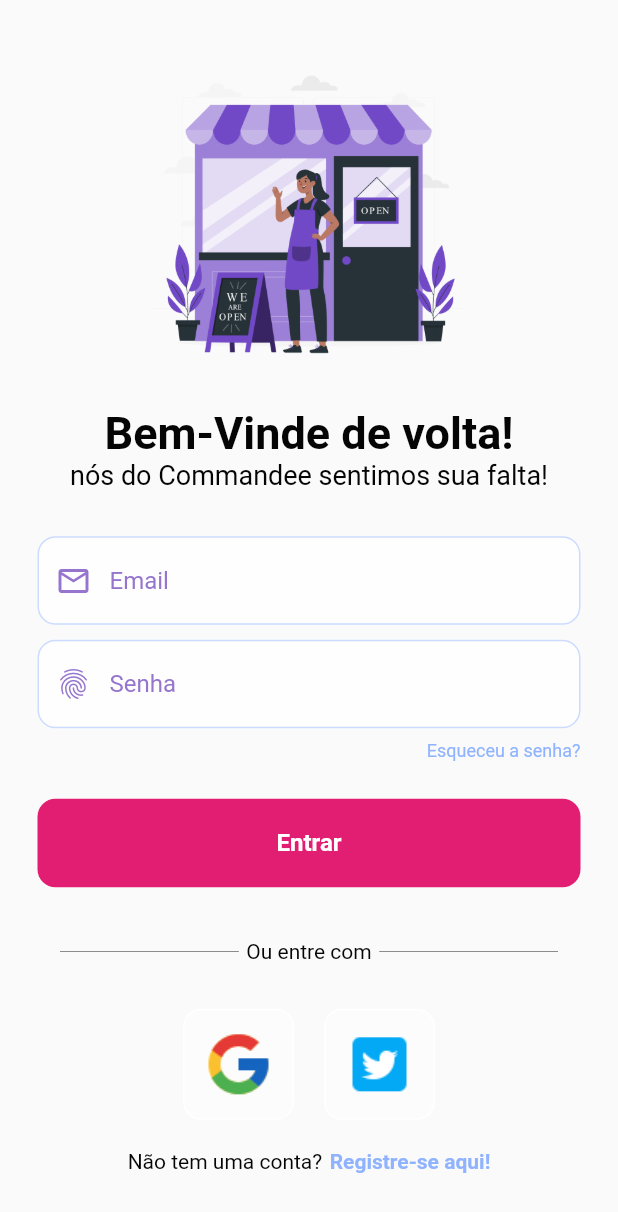
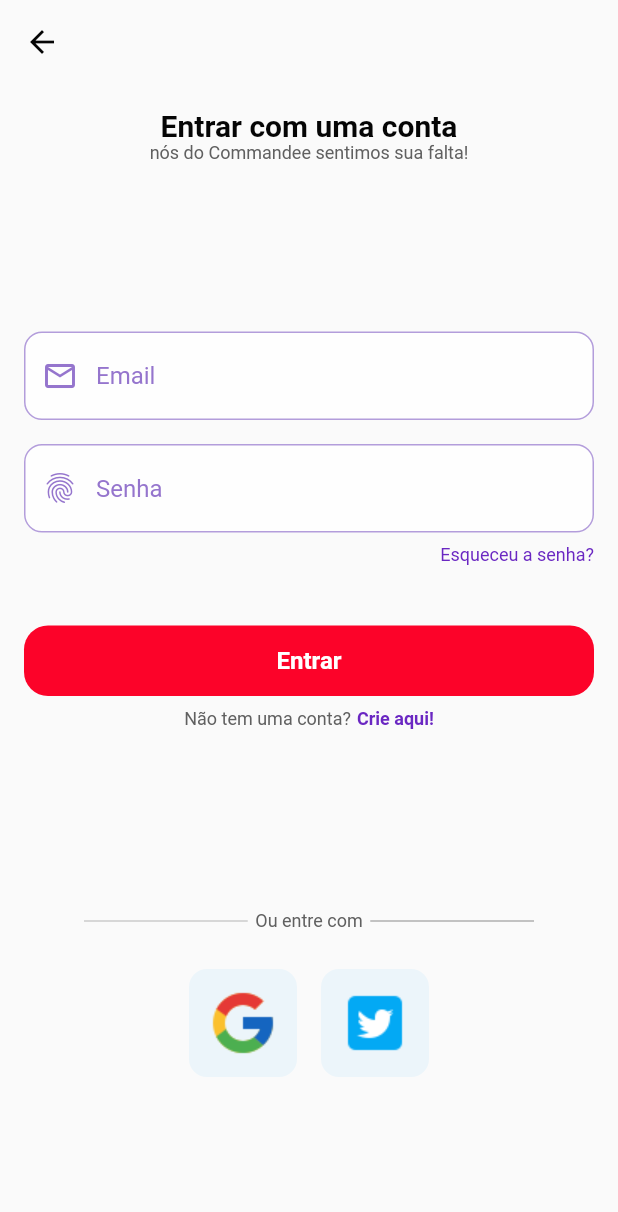
Before and after one commit to commandee/mobile, a Flutter app: the screen it shows after launch, after a tap on "Login", on a phone screen of 412 x 824 dp. Shown: the top 1212 px of the screen. Run offline on Flutter 3.47's test engine with Material 2 defaults, Android fonts, the phone set to English and light mode, and no system bars.

Commit message:
refiz a UI do login, cadastro e pipipi

```diff
--- a/lib/components/button.dart
+++ b/lib/components/button.dart
@@ -1,36 +1,35 @@
 import 'package:flutter/material.dart';
 
-class Button extends StatelessWidget {
+class SubmitButton extends StatelessWidget {
   final Function()? onTap;
   final String text;
   final Color corFundo;
   final Color cortexto;
-  final double margin;
+  final FontWeight fontWeight;
 
-  const Button(
+  const SubmitButton(
       {super.key,
       required this.onTap,
       required this.text,
       required this.cortexto,
       required this.corFundo,
-      required this.margin});
+      required this.fontWeight});
 
   @override
   Widget build(BuildContext context) {
     return GestureDetector(
         onTap: onTap,
         child: Container(
-          padding: const EdgeInsets.all(20.0),
-          margin: EdgeInsets.symmetric(horizontal: margin),
+          padding: const EdgeInsets.all(14.0),
           decoration: BoxDecoration(
             color: corFundo,
-            borderRadius: BorderRadius.circular(12),
+            borderRadius: BorderRadius.circular(16),
           ),
           child: Center(
             child: Text(
               text,
               style: TextStyle(
-                  color: cortexto, fontWeight: FontWeight.bold, fontSize: 16),
+                  color: cortexto, fontWeight: fontWeight, fontSize: 16),
             ),
           ),
         ));
--- a/lib/components/dropdown_resturantes.dart
+++ b/lib/components/dropdown_resturantes.dart
@@ -35,7 +35,7 @@ class _DropdownRestauranteState extends State<DropdownRestaurante> {
             selectedValue = value.toString();
           });
         },
-        icon: const Icon(Icons.arrow_drop_down_circle, color: primaryLight),
+        icon: const Icon(Icons.arrow_drop_down_circle, color: primary),
         decoration: const InputDecoration(
           labelText: "Seus restaurantes",
           prefixIcon: Icon(Icons.restaurant),
--- a/lib/components/form_textfield.dart
+++ b/lib/components/form_textfield.dart
@@ -9,19 +9,20 @@ class MyTextfield extends StatelessWidget {
   final String hintText;
   final bool obscureText;
   final IconData icone;
+  final TextInputType tipoDoTeclado;
 
   const MyTextfield(
       {super.key,
       required this.controller,
       required this.hintText,
       required this.obscureText,
-      required this.icone});
+      required this.icone, required this.tipoDoTeclado});
 
   @override
   Widget build(BuildContext context) {
-    return Padding(
-      padding: const EdgeInsets.symmetric(horizontal: 25.0),
-      child: TextField(
+    return TextField(
+        keyboardType: tipoDoTeclado ,
+        textInputAction: TextInputAction.done,
         controller: controller,
         obscureText: obscureText,
         decoration: InputDecoration(
@@ -30,17 +31,16 @@ class MyTextfield extends StatelessWidget {
               color: Colors.deepPurple[300],
             ),
             enabledBorder: OutlineInputBorder(
-              borderSide: BorderSide(color: secondaryLight),
+              borderSide: BorderSide(color: Colors.deepPurple.shade200),
               borderRadius: BorderRadius.circular(12.0),
             ),
             focusedBorder: OutlineInputBorder(
-                borderSide: BorderSide(color: primaryLight),
+                borderSide: BorderSide(color: primary),
                 borderRadius: BorderRadius.circular(16.0)),
             fillColor: Colors.white70,
             filled: true,
             hintText: hintText,
             hintStyle: TextStyle(color: Colors.deepPurple[300])),
-      ),
     );
   }
 }
--- a/lib/components/info_textfield.dart
+++ b/lib/components/info_textfield.dart
@@ -23,13 +23,12 @@ class InfoTextField extends StatelessWidget {
           Row(
             mainAxisAlignment: MainAxisAlignment.spaceBetween,
             children: [
-              Text(sectionName,
-                  style: TextStyle(color: primaryLight, fontSize: 16)),
+              Text(sectionName, style: TextStyle(color: primary, fontSize: 16)),
               IconButton(
                   onPressed: () {},
                   icon: Icon(
                     Icons.edit,
-                    color: primaryLight,
+                    color: primary,
                   ))
             ],
           ),
--- a/lib/components/square_tile_login.dart
+++ b/lib/components/square_tile_login.dart
@@ -1,4 +1,5 @@
 import 'package:flutter/material.dart ';
+import 'package:teste/constants.dart';
 
 class SquareTile extends StatelessWidget {
   final String imagePath;
@@ -9,9 +10,9 @@ class SquareTile extends StatelessWidget {
   Widget build(BuildContext context) {
     return Container(
       decoration: BoxDecoration(
-        border: Border.all(color: Colors.white),
+
         borderRadius: const BorderRadius.all(Radius.circular(12)),
-        color: Colors.white38,
+        color: secondaryLight,
       ),
       child: Image.asset(
         imagePath, height: 72,
--- a/lib/constants.dart
+++ b/lib/constants.dart
@@ -11,13 +11,13 @@ const String profilePic = "assets/images/profile.jpg";
 //Modo Claro
 const Color fundoLight = Color(0xFFFAFAFA);
 const Color textoLight = Color(0xFF050505);
-const primaryLight = Color(0XFF8FB3FF);
-const secondaryLight = Color(0XFFCCDBFF);
-const accentLight = Color(0XFFE11E72);
+const Color textoComplementar = Color(0xFF606060);
+const Color primary = Color(0XFF6A27C2);
+const Color secondaryLight = Color(0XFFECF5FA);
+const Color accentLight = Color(0XFFFC0329);
 
 //Modo Escuro
 const Color fundoDark = Color(0xFF050505);
 const Color textoDark = Color(0xFFFAFAFA);
-const primaryDark = Color(0XFF8FB3FF);
-const secondaryDark = Color(0XFF000F33);
-const accentDark = Color(0XFFED78AB);
+const Color secondaryDark = Color(0XFF0A1F29);
+const Color accentDark = Color(0XFFFD687E);
--- a/lib/pages/login.dart
+++ b/lib/pages/login.dart
@@ -24,6 +24,7 @@ class LoginPage extends StatelessWidget {
     Future openDialog() => showDialog(
           context: context,
           builder: (context) => AlertDialog(
+
             title: Text(
               "Email ou senha inválidos!",
               style: TextStyle(
@@ -33,7 +34,7 @@ class LoginPage extends StatelessWidget {
             content: TextButton(
               child: Text(
                 "Voltar",
-                style: TextStyle(color: primaryLight, fontSize: 16),
+                style: TextStyle(color: primary, fontSize: 16),
               ),
               onPressed: () => Navigator.pop(context),
             ),
@@ -53,25 +54,28 @@ class LoginPage extends StatelessWidget {
     }
 
     return Scaffold(
+      appBar: AppBar(
+        backgroundColor: Colors.transparent,
+        elevation: 0,
+        leading: BackButton(
+          color: textoLight,
+          onPressed: () {
+            Navigator.pop(context);
+          },
+        ),
+      ),
       backgroundColor: fundoLight,
-      body: Center(
+      body: Container(
+        margin: const EdgeInsets.all(16),
         child: SingleChildScrollView(
           child: SafeArea(
             child: Column(
               children: [
-                Image.asset(
-                  "assets/images/illustration.png",
-                  height: 210,
-                  width: 210,
-                ),
-                const SizedBox(
-                  height: 20,
-                ),
                 Text(
-                  "Bem-Vinde de volta!",
+                  "Entrar com uma conta",
                   style: TextStyle(
                     color: textoLight,
-                    fontSize: 30,
+                    fontSize: 20,
                     fontWeight: FontWeight.bold,
                   ),
                 ),
@@ -80,42 +84,43 @@ class LoginPage extends StatelessWidget {
                   child: Text(
                     "nós do Commandee sentimos sua falta!",
                     style: TextStyle(
-                      color: textoLight,
-                      fontSize: 18,
+                      color: textoComplementar,
+                      fontSize: 12,
                     ),
                   ),
                 ),
                 const SizedBox(
-                  height: 30,
+                  height: 112,
                 ),
                 MyTextfield(
                   icone: Icons.email_outlined,
                   controller: emailcontroller,
                   hintText: "Email",
                   obscureText: false,
+                  tipoDoTeclado: TextInputType.emailAddress,
                 ),
                 const SizedBox(
-                  height: 10,
+                  height: 16,
                 ),
                 MyTextfield(
                   icone: Icons.fingerprint_outlined,
                   controller: passwordcontroller,
                   hintText: "Senha",
                   obscureText: true,
+                  tipoDoTeclado: TextInputType.visiblePassword,
                 ),
                 const SizedBox(
                   height: 8,
                 ),
-                Padding(
-                  padding: const EdgeInsets.symmetric(horizontal: 25.0),
-                  child: Row(
+
+                Row(
                   mainAxisAlignment: MainAxisAlignment.end,
                   children: [
                     GestureDetector(
                       child: Text(
                         "Esqueceu a senha?",
                         style: TextStyle(
-                            color: primaryLight,
+                          color: primary,
                           fontSize: 12,
                         ),
                       ),
@@ -128,34 +133,51 @@ class LoginPage extends StatelessWidget {
                     )
                   ],
                 ),
-                ),
                 const SizedBox(
-                  height: 25,
+                  height: 40,
                 ),
 
                 //botão de login
-                Button(
+                SubmitButton(
                   text: "Entrar",
                   cortexto: Colors.white,
                   corFundo: accentLight,
-                  margin: 25,
                   onTap: logarUsuario,
+                  fontWeight: FontWeight.bold,
                 ),
                 const SizedBox(
-                  height: 35,
+                  height: 8,
+                ),
+                Row(mainAxisAlignment: MainAxisAlignment.center, children: [
+                  const Text("Não tem uma conta?",
+                      style: TextStyle(color: textoComplementar, fontSize: 12)),
+                  const SizedBox(
+                    width: 4,
+                  ),
+                  GestureDetector(
+                      child: const Text("Crie aqui!",
+                          style: TextStyle(
+                              color: primary, fontWeight: FontWeight.bold, fontSize: 12)),
+                      onTap: () {
+                        Navigator.of(context).push(MaterialPageRoute(
+                            builder: (context) => RegisterPage()));
+                      })
+                ]),
+                const SizedBox(
+                  height: 120,
                 ),
 
                 Row(
                   children: [
                     Expanded(
                       child: Divider(
-                        color: textoLight,
+                        color: textoComplementar,
                         thickness: 0.3,
                         indent: 40,
                         endIndent: 5,
                       ),
                     ),
-                    Text("Ou entre com", style: TextStyle(color: textoLight)),
+                    Text("Ou entre com", style: TextStyle(color: textoComplementar, fontSize: 12) ),
                     Expanded(
                       child: Divider(
                         color: textoLight,
@@ -167,14 +189,14 @@ class LoginPage extends StatelessWidget {
                   ],
                 ),
                 const SizedBox(
-                  height: 30,
+                  height: 24,
                 ),
                 Row(
                   mainAxisAlignment: MainAxisAlignment.center,
                   children: [
                     SquareTile(imagePath: "assets/images/google.png"),
                     const SizedBox(
-                      width: 20,
+                      width: 16,
                     ),
                     SquareTile(imagePath: "assets/images/twitter.png")
                   ],
@@ -184,22 +206,7 @@ class LoginPage extends StatelessWidget {
                   height: 20,
                 ),
 
-                Row(mainAxisAlignment: MainAxisAlignment.center, children: [
-                  const Text("Não tem uma conta?",
-                      style: TextStyle(color: textoLight)),
-                  const SizedBox(
-                    width: 5,
-                  ),
-                  GestureDetector(
-                      child: const Text("Registre-se aqui!",
-                          style: TextStyle(
-                              color: primaryLight,
-                              fontWeight: FontWeight.bold)),
-                      onTap: () {
-                        Navigator.of(context).push(MaterialPageRoute(
-                            builder: (context) => RegisterPage()));
-                      })
-                ]),
+
               ],
             ),
           ),
--- a/lib/pages/profile.dart
+++ b/lib/pages/profile.dart
@@ -22,7 +22,7 @@ class _ProfilePage extends State<ProfilePage> {
           backgroundColor: Colors.transparent,
           elevation: 0,
           leading: BackButton(
-            color: primaryLight,
+            color: primary,
             onPressed: () {
               Navigator.pop(context);
             },
--- a/lib/pages/welcome.dart
+++ b/lib/pages/welcome.dart
@@ -22,63 +22,74 @@ class WelcomePage extends StatelessWidget {
     }
 
     return Scaffold(
-      backgroundColor: secondaryLight,
-      body: Center(
+      backgroundColor: fundoLight,
+      body: Container(
+        margin: const EdgeInsets.all(16),
+        child: Center(
+          child: SafeArea(
             child: Column(
-          mainAxisAlignment: MainAxisAlignment.center,
               children: [
                 Image.asset(
                   "assets/images/illustration.png",
-              height: 300,
-              width: 300,
+                  height: 358,
+                  width: 358,
                 ),
                 const SizedBox(
-              height: 20,
-            ),
-            const SizedBox(
-              height: 80,
+                  height: 8,
                 ),
                 const Text(
-              "Junte-se a nós!",
+                  "Bem-vinde ao Commandee!",
                   style: TextStyle(
                     color: textoLight,
-                fontSize: 26,
+                    fontSize: 20,
                     fontWeight: FontWeight.bold,
                   ),
                 ),
                 const Align(
                   alignment: Alignment.center,
                   child: Text(
-                "Trabalhe junto com a gente!",
+                    "Transformando seu trabalho em uma experiência incrível",
                     style: TextStyle(
-                  color: textoLight,
-                  fontSize: 16,
+                      color: textoComplementar,
+                      fontSize: 12,
                     ),
                   ),
                 ),
                 const SizedBox(
-              height: 30,
+                  height: 128,
                 ),
-            Row(
-              mainAxisAlignment: MainAxisAlignment.center,
-              children: [
-                Button(
+                const Align(
+                  alignment: Alignment.center,
+                  child: Text(
+                    "Entre com",
+                    style: TextStyle(
+                      color: textoComplementar,
+                      fontSize: 12,
+                    ),
+                  ),
+                ),
+                const SizedBox(
+                  height: 8,
+                ),
+                SubmitButton(
                     onTap: entrarLogin,
                     text: "Login",
-                  cortexto: primaryLight,
-                  corFundo: fundoLight,
-                  margin: 10,
+                    cortexto: textoDark,
+                    corFundo: primary,
+                    fontWeight: FontWeight.bold),
+                const SizedBox(
+                  height: 16,
                 ),
-                Button(
+                SubmitButton(
                   onTap: entrarCadastro,
                   text: "Cadastro",
-                  cortexto: Colors.white,
-                  corFundo: accentLight,
-                  margin: 10,
+                  cortexto: textoLight,
+                  corFundo: secondaryLight,
+                  fontWeight: FontWeight.normal,
                 )
               ],
             ),
-          ],
+          ),
         ),
       ),
     );
```
Also changed, not shown: lib/pages/forgot_password.dart (+34 -34 lines), lib/pages/register.dart (+43 -30 lines), lib/pages/settings.dart (+5 -5 lines). Lines whose indentation alone changed are shown as unchanged.
